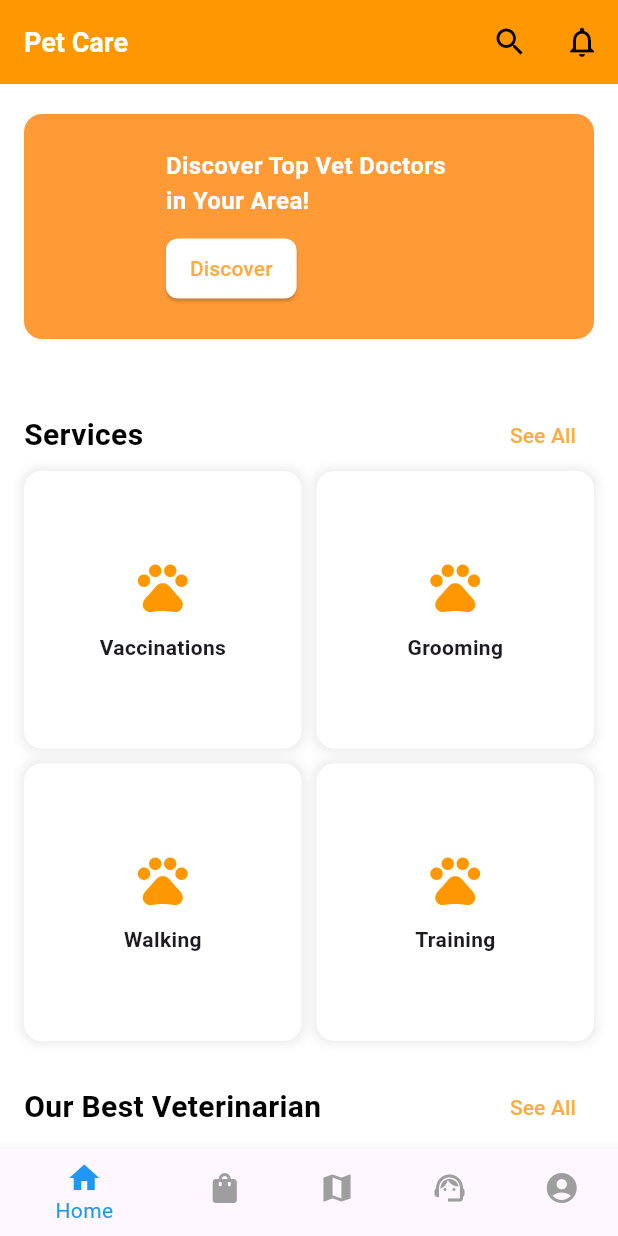
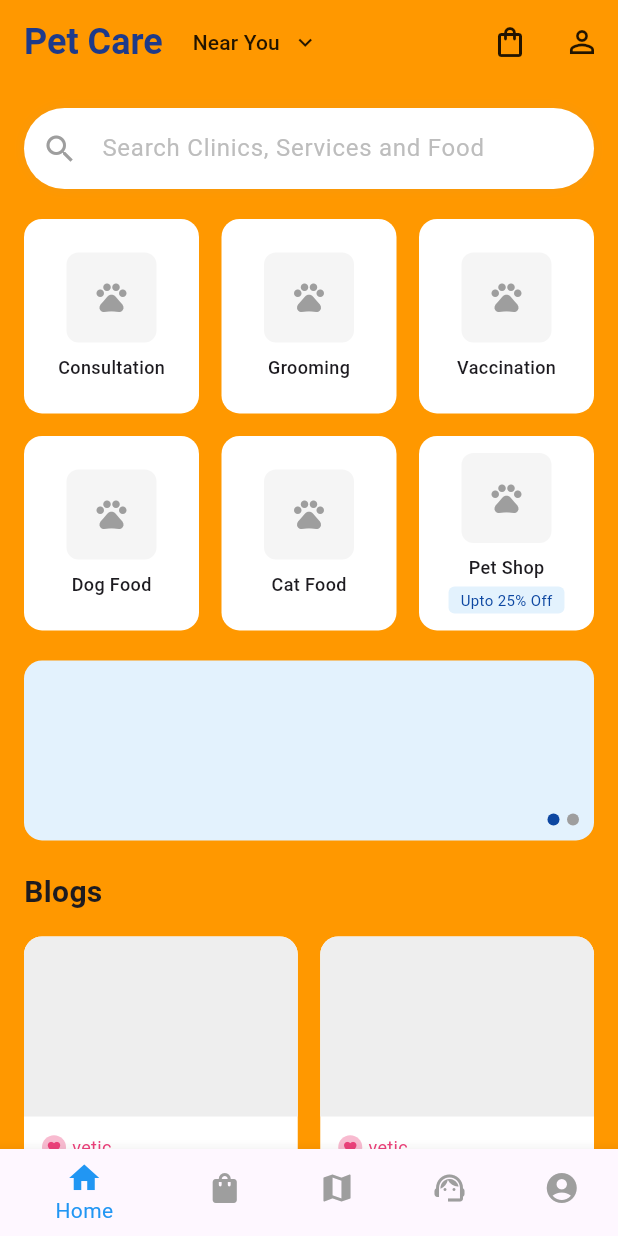
Before and after one commit to soham04010/petcare, a Flutter app: the screen it shows after launch, on a phone screen of 412 x 824 dp. Run offline on Flutter 3.47's test engine with Material 3 defaults, Android fonts, the phone set to English and light mode, and no system bars; our stand-ins replace flutter_map, geolocator, image_picker, latlong2, shared_preferences.

Commit message:
home 1.0

```diff
--- a/lib/screens/home_screen.dart
+++ b/lib/screens/home_screen.dart
@@ -1,5 +1,4 @@
 import 'package:flutter/material.dart';
-import './discover.dart';
 
 class HomeScreen extends StatelessWidget {
   const HomeScreen({super.key});
@@ -7,95 +6,159 @@ class HomeScreen extends StatelessWidget {
   @override
   Widget build(BuildContext context) {
     return Scaffold(
-      backgroundColor: Colors.white,
+      backgroundColor: Colors.orange,
       appBar: AppBar(
-
         backgroundColor: Colors.orange,
         elevation: 0,
-        title: const Text(
+        title: Row(
+          children: [
+            const Text(
               'Pet Care',
               style: TextStyle(
-            color: Colors.white,
+                color: Color(0xFF1E3A8A), // dark blue color
                 fontWeight: FontWeight.bold,
-            fontSize: 18,
+                fontSize: 24,
               ),
+            ),
+            const SizedBox(width: 8),
+            TextButton.icon(
+              onPressed: () {},
+              icon: const Text(
+                'Near You',
+                style: TextStyle(color: Colors.black87),
+              ),
+              label:
+                  const Icon(Icons.keyboard_arrow_down, color: Colors.black87),
+            ),
+          ],
         ),
         actions: [
           IconButton(
-            icon: const Icon(Icons.search, color: Colors.black),
+            icon:
+                const Icon(Icons.shopping_bag_outlined, color: Colors.black87),
             onPressed: () {},
           ),
           IconButton(
-            icon: const Icon(Icons.notifications_outlined, color: Colors.black),
+            icon: const Icon(Icons.person_outline, color: Colors.black87),
             onPressed: () {},
           ),
         ],
       ),
       body: SingleChildScrollView(
         child: Padding(
-          padding: const EdgeInsets.symmetric(horizontal: 16.0),
+          padding: const EdgeInsets.all(16.0),
           child: Column(
             crossAxisAlignment: CrossAxisAlignment.start,
             children: [
+              // Search Bar
+              Container(
+                decoration: BoxDecoration(
+                  color: Colors.white,
+                  borderRadius: BorderRadius.circular(30),
+                  boxShadow: [
+                    BoxShadow(
+                      color: Colors.grey.withOpacity(0.1),
+                      spreadRadius: 0,
+                      blurRadius: 5,
+                    ),
+                  ],
+                ),
+                child: TextField(
+                  decoration: InputDecoration(
+                    hintText: 'Search Clinics, Services and Food',
+                    hintStyle: TextStyle(color: Colors.grey[400]),
+                    prefixIcon: const Icon(Icons.search, color: Colors.grey),
+                    border: InputBorder.none,
+                    contentPadding: const EdgeInsets.symmetric(
+                        horizontal: 20, vertical: 15),
+                  ),
+                ),
+              ),
+              const SizedBox(height: 20),
+
+              // Services Grid
+              GridView.count(
+                shrinkWrap: true,
+                physics: const NeverScrollableScrollPhysics(),
+                crossAxisCount: 3,
+                crossAxisSpacing: 15,
+                mainAxisSpacing: 15,
+                childAspectRatio: 0.9,
+                children: [
+                  _buildServiceCard('Consultation', 'assets/consultation.png'),
+                  _buildServiceCard('Grooming', 'assets/grooming.png'),
+                  _buildServiceCard('Vaccination', 'assets/vaccination.png'),
+                  _buildServiceCard('Dog Food', 'assets/dog_food.png'),
+                  _buildServiceCard('Cat Food', 'assets/cat_food.png'),
+                  _buildServiceCard('Pet Shop', 'assets/pet_shop.png',
+                      badge: 'Upto 25% Off'),
+                ],
+              ),
+              const SizedBox(height: 20),
+
               // Promotional Banner
-              _buildPromotionalBanner(context),
-
-              // Services Section
-              const SizedBox(height: 20),
-              _buildSectionHeader('Services', () {}),
-              _buildServiceGrid(),
-
-              // Veterinarian Section
-              const SizedBox(height: 20),
-              _buildSectionHeader('Our Best Veterinarian', () {}),
-              _buildVeterinarianProfile(),
+              Container(
+                width: double.infinity,
+                height: 120,
+                decoration: BoxDecoration(
+                  color: Colors.blue[50],
+                  borderRadius: BorderRadius.circular(12),
+                ),
+                child: Stack(
+                  children: [
+                    Positioned(
+                      bottom: 10,
+                      right: 10,
+                      child: Row(
+                        children: [
+                          Container(
+                            width: 8,
+                            height: 8,
+                            decoration: BoxDecoration(
+                              color: Colors.blue[900],
+                              shape: BoxShape.circle,
+                            ),
+                          ),
+                          const SizedBox(width: 5),
+                          Container(
+                            width: 8,
+                            height: 8,
+                            decoration: const BoxDecoration(
+                              color: Colors.grey,
+                              shape: BoxShape.circle,
+                            ),
+                          ),
                         ],
                       ),
                     ),
+                  ],
                 ),
-    );
-  }
+              ),
+              const SizedBox(height: 20),
 
-  Widget _buildPromotionalBanner(BuildContext context) {
-    return Container(
-      margin: const EdgeInsets.only(top: 20, bottom: 20),
-      height: 150,
-      decoration: BoxDecoration(
-        borderRadius: BorderRadius.circular(12),
-        color: const Color.fromARGB(255, 255, 155, 55),
-      ),
-      child: Center(
-        child: Padding(
-          padding: const EdgeInsets.all(16.0),
-          child: Column(
-            crossAxisAlignment: CrossAxisAlignment.start,
-            mainAxisAlignment: MainAxisAlignment.center,
-            children: [
+              // Blogs Section
               const Text(
-                'Discover Top Vet Doctors \nin Your Area!',
+                'Blogs',
                 style: TextStyle(
-                  color: Colors.white,
-                  fontSize: 16,
+                  fontSize: 20,
                   fontWeight: FontWeight.bold,
                 ),
               ),
-              const SizedBox(height: 10),
-              ElevatedButton(
-                onPressed: () {
-                  Navigator.push(
-                    context,
-                    MaterialPageRoute(builder: (context) => Discover()),
-                  );
-                },
-                style: ElevatedButton.styleFrom(
-                  backgroundColor: Colors.white,
-                  foregroundColor: Colors.orangeAccent,
-                  padding: const EdgeInsets.symmetric(horizontal: 16),
-                  shape: RoundedRectangleBorder(
-                    borderRadius: BorderRadius.circular(8),
-                  ),
-                ),
-                child: const Text('Discover'),
+              const SizedBox(height: 15),
+              Row(
+                children: [
+                  Expanded(
+                      child: _buildBlogCard(
+                    'The Husky Breed: Comprehensive Care, Nut...',
+                    'Siberian Husky',
+                  )),
+                  const SizedBox(width: 15),
+                  Expanded(
+                      child: _buildBlogCard(
+                    'Avian Influenza: Exposure to Bir...',
+                    'Avian Influenza',
+                  )),
+                ],
               ),
             ],
           ),
@@ -104,92 +167,112 @@ class HomeScreen extends StatelessWidget {
     );
   }
 
-  Widget _buildSectionHeader(String title, VoidCallback onPressed) {
-    return Row(
-      mainAxisAlignment: MainAxisAlignment.spaceBetween,
-      children: [
-        Text(
-          title,
-          style: const TextStyle(
-            fontSize: 20,
-            fontWeight: FontWeight.bold,
-            color: Colors.black,
-          ),
-        ),
-        TextButton(
-          onPressed: onPressed,
-          child: const Text('See All',
-              style: TextStyle(color: Colors.orangeAccent)),
-        ),
-      ],
-    );
-  }
-
-  Widget _buildServiceGrid() {
-    return GridView.count(
-      shrinkWrap: true,
-      physics: const NeverScrollableScrollPhysics(),
-      crossAxisCount: 2,
-      crossAxisSpacing: 10,
-      mainAxisSpacing: 10,
-      children: [
-        _serviceCard('Vaccinations'),
-        _serviceCard('Grooming'),
-        _serviceCard('Walking'),
-        _serviceCard('Training'),
-      ],
-    );
-  }
-
-  Widget _serviceCard(String title) {
+  Widget _buildServiceCard(String title, String imagePath, {String? badge}) {
     return Container(
       decoration: BoxDecoration(
         color: Colors.white,
         borderRadius: BorderRadius.circular(12),
-        boxShadow: [
-          BoxShadow(
-            color: Colors.grey.withOpacity(0.2),
-            spreadRadius: 2,
-            blurRadius: 5,
-          )
-        ],
       ),
       child: Column(
         mainAxisAlignment: MainAxisAlignment.center,
         children: [
-          const Icon(Icons.pets, size: 40, color: Colors.orange),
-          const SizedBox(height: 10),
+          Container(
+            width: 60,
+            height: 60,
+            decoration: BoxDecoration(
+              borderRadius: BorderRadius.circular(8),
+              color: Colors.grey[100],
+            ),
+            // You would replace this with an actual image
+            child: const Icon(Icons.pets, color: Colors.grey),
+          ),
+          const SizedBox(height: 8),
           Text(
             title,
-            style: const TextStyle(fontSize: 14, fontWeight: FontWeight.bold),
+            style: const TextStyle(
+              fontSize: 12,
+              fontWeight: FontWeight.w500,
+            ),
+          ),
+          if (badge != null)
+            Container(
+              margin: const EdgeInsets.only(top: 4),
+              padding: const EdgeInsets.symmetric(horizontal: 8, vertical: 2),
+              decoration: BoxDecoration(
+                color: Colors.blue[50],
+                borderRadius: BorderRadius.circular(4),
+              ),
+              child: Text(
+                badge,
+                style: TextStyle(
+                  fontSize: 10,
+                  color: Colors.blue[900],
+                ),
+              ),
             ),
         ],
       ),
     );
   }
 
-  Widget _buildVeterinarianProfile() {
-    return ListTile(
-      leading: CircleAvatar(
-        radius: 30,
-        backgroundColor: Colors.grey[300],
-        child: const Icon(Icons.person, size: 30, color: Colors.white),
+  Widget _buildBlogCard(String title, String category) {
+    return Container(
+      decoration: BoxDecoration(
+        color: Colors.white,
+        borderRadius: BorderRadius.circular(12),
       ),
-      title: const Text(
-        'Cameron Williamson',
-        style: TextStyle(fontWeight: FontWeight.bold, fontSize: 16),
+      child: Column(
+        crossAxisAlignment: CrossAxisAlignment.start,
+        children: [
+          Container(
+            height: 120,
+            decoration: BoxDecoration(
+              color: Colors.grey[200],
+              borderRadius:
+                  const BorderRadius.vertical(top: Radius.circular(12)),
             ),
-      subtitle: Row(
-        children: const [
+          ),
+          Padding(
+            padding: const EdgeInsets.all(12),
+            child: Column(
+              crossAxisAlignment: CrossAxisAlignment.start,
+              children: [
+                Row(
+                  children: [
+                    Container(
+                      width: 16,
+                      height: 16,
+                      decoration: BoxDecoration(
+                        color: Colors.pink[100],
+                        shape: BoxShape.circle,
+                      ),
+                      child: Center(
+                        child: Icon(Icons.favorite,
+                            size: 10, color: Colors.pink[400]),
+                      ),
+                    ),
+                    const SizedBox(width: 4),
                     Text(
-            'Veterinary Behavioral',
-            style: TextStyle(fontSize: 12, color: Colors.grey),
+                      'vetic',
+                      style: TextStyle(
+                        fontSize: 12,
+                        color: Colors.pink[400],
                       ),
-          SizedBox(width: 8),
-          Icon(Icons.star, color: Colors.orange, size: 16),
+                    ),
+                  ],
+                ),
+                const SizedBox(height: 8),
                 Text(
-            '4.5',
-            style: TextStyle(fontSize: 12, color: Colors.grey),
+                  title,
+                  style: const TextStyle(
+                    fontSize: 14,
+                    fontWeight: FontWeight.w500,
+                  ),
+                  maxLines: 2,
+                  overflow: TextOverflow.ellipsis,
+                ),
+              ],
+            ),
           ),
         ],
       ),
```
Lines whose indentation alone changed are shown as unchanged.
